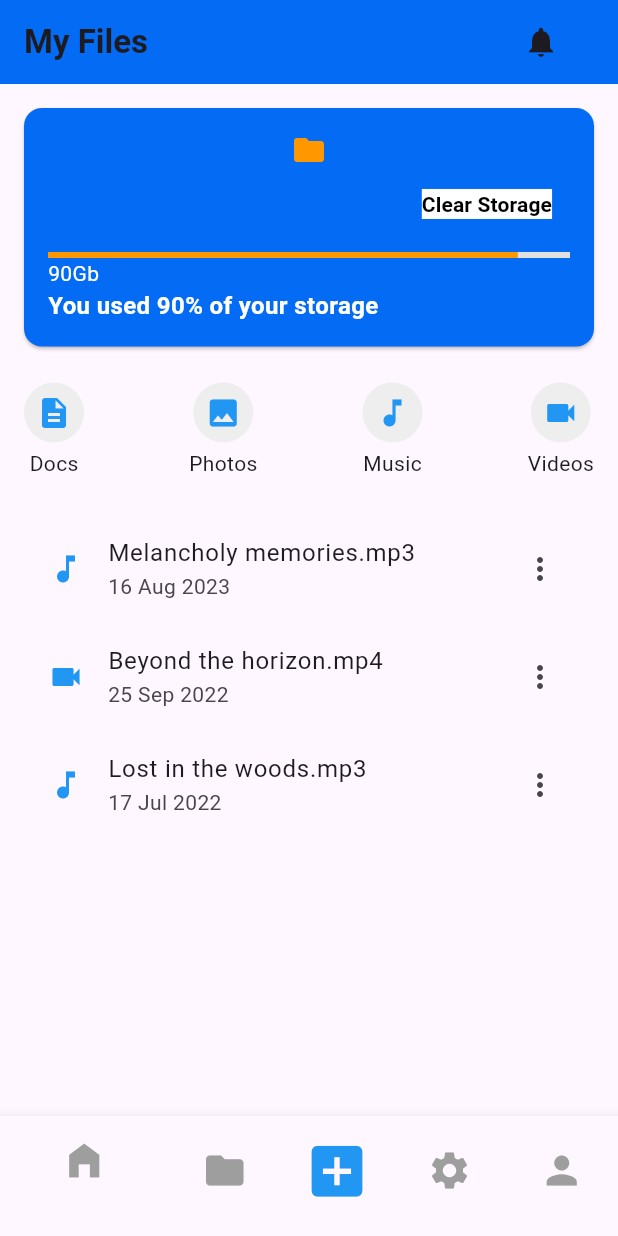
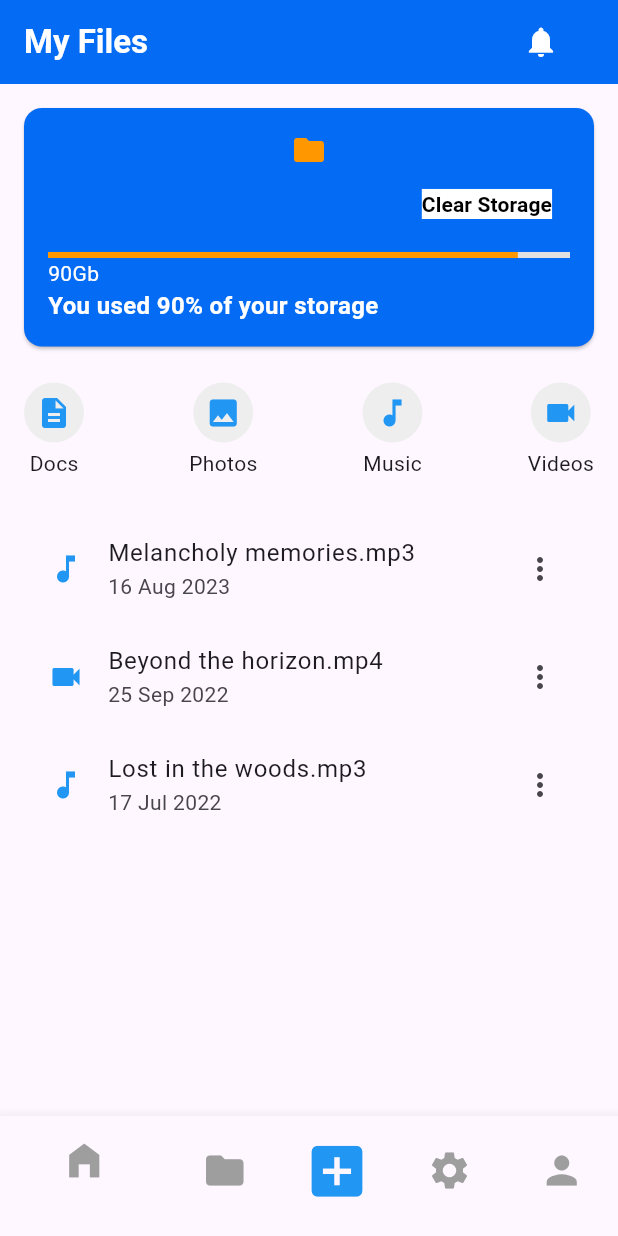
Before and after one commit to Jojo131313/filezy_project, a Flutter app: the screen it shows after launch, on a phone screen of 412 x 824 dp. Run offline on Flutter 3.47's test engine with Material 3 defaults, Android fonts, the phone set to English and light mode, and no system bars.

Commit message:
correction du commit

```diff
--- a/lib/features/home/screens/acceuil.dart
+++ b/lib/features/home/screens/acceuil.dart
@@ -12,11 +12,15 @@ class Acceuil extends StatelessWidget {
               children: [
                 Text(
                   "My Files",
-                  style: TextStyle(fontWeight: FontWeight.bold),
+                  style: TextStyle(
+                      color: Colors.white, fontWeight: FontWeight.bold),
                 ),
                 Padding(
                   padding: EdgeInsets.only(left: 250),
-                  child: Icon(Icons.notifications),
+                  child: Icon(
+                    Icons.notifications,
+                    color: Colors.white,
+                  ),
                 ),
               ],
             ),
```
